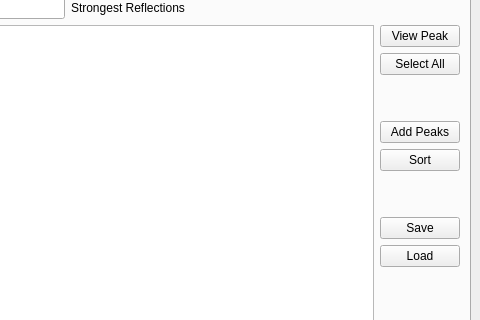
Before: the Qt Designer form scripts/HFIR_4Circle_Reduction/MainWindow.ui in mantidproject/mantid, drawn with Qt 5; both pictures show x 812 to 1292 and y 94 to 414 of the 1292 by 793 pixel window.
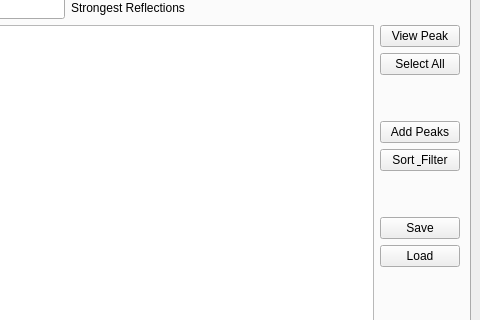
After: the same form once the commit is applied. The open tabs and pages were chosen to show the change. Custom widgets are drawn as their Qt base class.

Commit message: Refs #14366 and #14031. Started to refine GUI.

Patch:
```diff
--- a/scripts/HFIR_4Circle_Reduction/MainWindow.ui
+++ b/scripts/HFIR_4Circle_Reduction/MainWindow.ui
@@ -2609,7 +2609,7 @@
                   <item>
                    <widget class="QPushButton" name="pushButton_sortInfoTable">
                     <property name="text">
-                     <string>Sort</string>
+                     <string>Sort &amp; Filter</string>
                     </property>
                    </widget>
                   </item>
```
Left out of the diff: 2 changed lines with no effect on the pictures. The commit also changes 3 other files.
